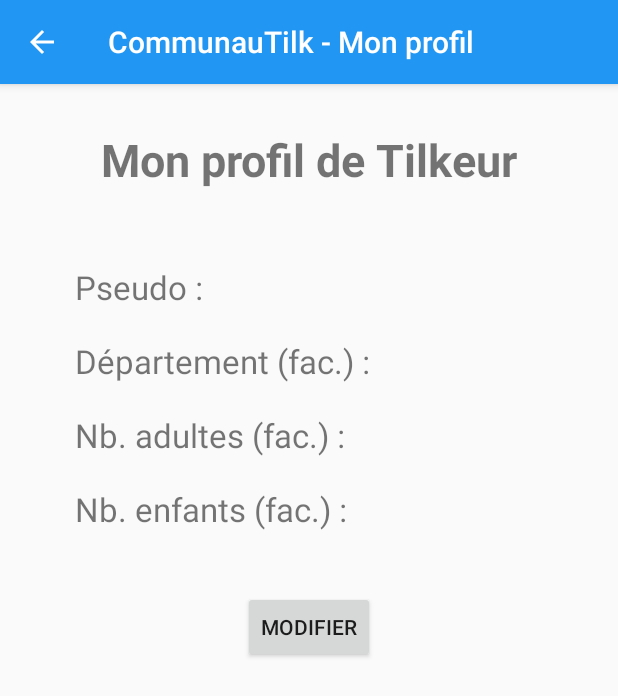
After one commit to YPierru/Tilk, an Android app: the ProfilActivity screen opened directly, with no data from a screen before it, on a phone screen of 412 x 824 dp. The commit adds this screen. Shown: the top 696 px of the screen. Run offline under Robolectric (Android 15) with nearby library versions, the phone set to English and light mode, and no system bars; network calls fail; 5 statements that could not run were skipped.

Commit message:
Tilkeur profil activity and model, plus synchronization with database

```diff
--- a/app/src/main/AndroidManifest.xml
+++ b/app/src/main/AndroidManifest.xml
@@ -36,7 +36,9 @@
         <service
             android:name=".service.MyService"
             android:enabled="true"
-            android:exported="false"/>
+            android:exported="false" />
+
+        <activity android:name=".activity.ProfilActivity"></activity>
     </application>
 
 </manifest>
--- /dev/null
+++ b/app/src/main/java/com/tilk/activity/ProfilActivity.java
@@ -0,0 +1,228 @@
+package com.tilk.activity;
+
+import android.app.ProgressDialog;
+import android.os.AsyncTask;
+import android.os.Bundle;
+import android.support.v7.app.AppCompatActivity;
+import android.support.v7.widget.Toolbar;
+import android.view.MenuItem;
+import android.view.View;
+import android.widget.Button;
+import android.widget.EditText;
+import android.widget.TextView;
+
+import com.tilk.R;
+import com.tilk.models.ProfilTilkeur;
+import com.tilk.utils.Constants;
+import com.tilk.utils.HttpPostManager;
+import com.tilk.utils.Logger;
+import com.tilk.utils.SharedPreferencesManager;
+
+import static android.view.View.GONE;
+
+public class ProfilActivity extends AppCompatActivity {
+
+    private Button btnModify;
+    private Button btnValidate;
+    private Button btnCancel;
+
+    private TextView tvPseudo;
+    private TextView tvDpt;
+    private TextView tvNbAdults;
+    private TextView tvNbKids;
+
+    private EditText etPseudo;
+    private EditText etDpt;
+    private EditText etNbAdults;
+    private EditText etNbKids;
+
+    private SharedPreferencesManager sharedPreferencesManager;
+    private boolean firstUse;
+    private ProfilTilkeur currentProfil;
+
+    @Override
+    protected void onCreate(Bundle savedInstanceState) {
+        super.onCreate(savedInstanceState);
+        setContentView(R.layout.activity_profil);
+
+        sharedPreferencesManager = new SharedPreferencesManager(this);
+
+        Toolbar toolbar = (Toolbar) findViewById(R.id.toolbar);
+        toolbar.setTitle("CommunauTilk - Mon profil");
+        setSupportActionBar(toolbar);
+        getSupportActionBar().setDisplayHomeAsUpEnabled(true);
+        getSupportActionBar().setDisplayShowHomeEnabled(true);
+
+        btnModify = (Button)findViewById(R.id.btn_profil_modify);
+        btnModify.setOnClickListener(onClickModify);
+        btnValidate = (Button)findViewById(R.id.btn_profil_validate);
+        btnValidate.setOnClickListener(onClickValidate);
+        btnCancel = (Button)findViewById(R.id.btn_profil_cancel);
+        btnCancel.setOnClickListener(onClickCancel);
+
+        tvPseudo=(TextView)findViewById(R.id.tv_pseudo);
+        tvDpt=(TextView)findViewById(R.id.tv_dpt);
+        tvNbAdults=(TextView)findViewById(R.id.tv_nb_adults);
+        tvNbKids=(TextView)findViewById(R.id.tv_nb_kids);
+
+        etPseudo=(EditText)findViewById(R.id.et_pseudo);
+        etDpt=(EditText)findViewById(R.id.et_dpt);
+        etNbAdults=(EditText)findViewById(R.id.et_nb_adults);
+        etNbKids=(EditText)findViewById(R.id.et_nb_kids);
+
+        if(getIntent().getExtras().getBoolean("edit_mode")){
+            editMode();
+            btnCancel.setVisibility(View.GONE);
+            firstUse=true;
+        }else{
+            viewMode();
+            firstUse=false;
+            currentProfil = sharedPreferencesManager.getProfilTilkeur();
+            fillTextView();
+        }
+
+
+    }
+
+    private View.OnClickListener onClickModify = new View.OnClickListener() {
+        @Override
+        public void onClick(View view) {
+            editMode();
+        }
+    };
+
+    private View.OnClickListener onClickCancel = new View.OnClickListener() {
+        @Override
+        public void onClick(View view) {
+            viewMode();
+        }
+    };
+
+    private View.OnClickListener onClickValidate = new View.OnClickListener() {
+        @Override
+        public void onClick(View view) {
+            String strPseudo = etPseudo.getText().toString();
+            String strDpt = etDpt.getText().toString();
+            String strNbAdults= etNbAdults.getText().toString();
+            String strNbKids=etNbKids.getText().toString();
+            if(strPseudo.length()>0){
+                if(firstUse){
+                    currentProfil=new ProfilTilkeur(strPseudo);
+                    if(strDpt.length()>0) {
+                        Logger.logI("1");
+                        currentProfil.setDepartement(strDpt);
+                    }
+                    if(strNbAdults.length()>0) {
+                        Logger.logI("2");
+                        currentProfil.setNbAdults(Integer.valueOf(strNbAdults));
+                    }
+                    if(strNbKids.length()>0) {
+                        Logger.logI("3");
+                        currentProfil.setNbKids(Integer.valueOf(strNbKids));
+                    }
+                }else{
+                    if(strPseudo.length()>0) {
+                        currentProfil.setPseudo(strPseudo);
+                    }
+                    if(strDpt.length()>0) {
+                        currentProfil.setDepartement(strDpt);
+                    }
+                    if(strNbAdults.length()>0) {
+                        currentProfil.setNbAdults(Integer.valueOf(strNbAdults));
+                    }
+                    if(strNbKids.length()>0) {
+                        currentProfil.setNbKids(Integer.valueOf(strNbKids));
+                    }
+                }
+
+                new SaveProfil().execute();
+                sharedPreferencesManager.setProfilTilkeur(currentProfil);
+                viewMode();
+                fillTextView();
+            }
+
+        }
+    };
+
+    private void fillTextView(){
+        tvPseudo.setText(currentProfil.getPseudo());
+        tvDpt.setText(currentProfil.getDepartement());
+        tvNbAdults.setText(""+currentProfil.getNbAdults());
+        tvNbKids.setText(""+currentProfil.getNbKids());
+    }
+
+    private void editMode(){
+        btnModify.setVisibility(GONE);
+        tvPseudo.setVisibility(GONE);
+        tvDpt.setVisibility(GONE);
+        tvNbAdults.setVisibility(GONE);
+        tvNbKids.setVisibility(GONE);
+
+        btnValidate.setVisibility(View.VISIBLE);
+        btnCancel.setVisibility(View.VISIBLE);
+        etPseudo.setVisibility(View.VISIBLE);
+        etDpt.setVisibility(View.VISIBLE);
+        etNbAdults.setVisibility(View.VISIBLE);
+        etNbKids.setVisibility(View.VISIBLE);
+    }
+
+    private void viewMode(){
+        btnModify.setVisibility(View.VISIBLE);
+        tvPseudo.setVisibility(View.VISIBLE);
+        tvDpt.setVisibility(View.VISIBLE);
+        tvNbAdults.setVisibility(View.VISIBLE);
+        tvNbKids.setVisibility(View.VISIBLE);
+
+        btnValidate.setVisibility(View.GONE);
+        btnCancel.setVisibility(View.GONE);
+        etPseudo.setVisibility(View.GONE);
+        etDpt.setVisibility(View.GONE);
+        etNbAdults.setVisibility(View.GONE);
+        etNbKids.setVisibility(View.GONE);
+    }
+
+    @Override
+    public boolean onOptionsItemSelected(MenuItem item) {
+        // handle arrow click here
+        if (item.getItemId() == android.R.id.home) {
+            finish(); // close this activity and return to preview activity (if there is any)
+        }
+
+        return super.onOptionsItemSelected(item);
+    }
+
+
+    private class SaveProfil extends AsyncTask<Void,Void,Void> {
+
+        private ProgressDialog progressDialog;
+
+
+        @Override
+        protected void onPreExecute() {
+            progressDialog = new ProgressDialog(ProfilActivity.this);
+            progressDialog.setIndeterminate(true);
+            progressDialog.setCancelable(false);
+            progressDialog.setMessage("Sauvegarde...");
+            progressDialog.show();
+        }
+
+        @Override
+        protected Void doInBackground(Void... args) {
+            try {
+                String response = HttpPostManager.sendPost("tilkeur="+currentProfil.getJson(sharedPreferencesManager.getUserId()), Constants.URL_UPDATE_PROFIL);
+
+                Logger.logI(response);
+            }catch(Exception e){
+                e.printStackTrace();
+            }
+
+            return null;
+        }
+
+        @Override
+        protected void onPostExecute(Void arg) {
+            progressDialog.dismiss();
+        }
+    }
+
+}
--- a/app/src/main/res/layout/activity_main.xml
+++ b/app/src/main/res/layout/activity_main.xml
@@ -22,7 +22,8 @@
             android:layout_width="match_parent"
             android:layout_height="wrap_content"
             app:tabMode="scrollable"
-            app:tabGravity="fill"/>
+            app:tabGravity="fill"
+            app:tabIndicatorColor="@color/colorTabIndicator"/>
     </android.support.design.widget.AppBarLayout>
 
     <android.support.v4.view.ViewPager
--- /dev/null
+++ b/app/src/main/res/layout/activity_profil.xml
@@ -0,0 +1,180 @@
+<?xml version="1.0" encoding="utf-8"?>
+<android.support.design.widget.CoordinatorLayout xmlns:android="http://schemas.android.com/apk/res/android"
+    xmlns:app="http://schemas.android.com/apk/res-auto"
+    android:layout_width="match_parent"
+    android:layout_height="match_parent">
+
+    <android.support.design.widget.AppBarLayout
+        android:layout_width="match_parent"
+        android:layout_height="wrap_content"
+        android:theme="@style/ThemeOverlay.AppCompat.Dark.ActionBar">
+
+        <android.support.v7.widget.Toolbar
+            android:id="@+id/toolbar"
+            android:layout_width="match_parent"
+            android:layout_height="?attr/actionBarSize"
+            android:background="?attr/colorPrimary"
+            app:layout_scrollFlags="scroll|enterAlways"
+            app:popupTheme="@style/ThemeOverlay.AppCompat.Light" />
+
+    </android.support.design.widget.AppBarLayout>
+
+    <RelativeLayout
+        android:layout_width="match_parent"
+        android:layout_height="match_parent"
+        app:layout_behavior="@string/appbar_scrolling_view_behavior" >
+
+        <TextView
+            android:id="@+id/tv_tilkeur"
+            android:layout_width="wrap_content"
+            android:layout_height="wrap_content"
+            android:layout_centerHorizontal="true"
+            android:layout_marginTop="30dp"
+            android:text="Mon profil de Tilkeur"
+            android:textSize="30sp"
+            android:textStyle="normal|bold" />
+
+        <LinearLayout
+            android:layout_width="match_parent"
+            android:layout_height="wrap_content"
+            android:orientation="vertical"
+            android:layout_marginTop="50dp"
+            android:layout_marginLeft="50dp"
+            android:layout_marginRight="50dp"
+            android:layout_below="@id/tv_tilkeur">
+
+            <LinearLayout
+                android:layout_width="wrap_content"
+                android:layout_height="wrap_content">
+
+                <TextView
+                    android:layout_width="wrap_content"
+                    android:layout_height="wrap_content"
+                    android:text="Pseudo : "
+                    android:textSize="22sp" />
+
+                <TextView
+                    android:id="@+id/tv_pseudo"
+                    android:layout_width="wrap_content"
+                    android:layout_height="wrap_content"
+                    android:gravity="center"
+                    android:textSize="22sp"/>
+                <EditText
+                    android:id="@+id/et_pseudo"
+                    android:layout_width="wrap_content"
+                    android:layout_height="wrap_content"
+                    android:visibility="gone"
+                    android:textSize="22sp"/>
+
+            </LinearLayout>
+
+            <LinearLayout
+                android:layout_marginTop="20dp"
+                android:layout_width="wrap_content"
+                android:layout_height="wrap_content">
+
+                <TextView
+                    android:layout_width="wrap_content"
+                    android:layout_height="wrap_content"
+                    android:text="Département (fac.) : "
+                    android:textSize="22sp" />
+
+                <TextView
+                    android:id="@+id/tv_dpt"
+                    android:layout_width="wrap_content"
+                    android:layout_height="wrap_content"
+                    android:gravity="center"
+                    android:textSize="22sp"/>
+                <EditText
+                    android:id="@+id/et_dpt"
+                    android:layout_width="wrap_content"
+                    android:layout_height="wrap_content"
+                    android:visibility="gone"
+                    android:textSize="22sp"/>
+
+            </LinearLayout>
+
+            <LinearLayout
+                android:layout_marginTop="20dp"
+                android:layout_width="wrap_content"
+                android:layout_height="wrap_content">
+
+                <TextView
+                    android:layout_width="wrap_content"
+                    android:layout_height="wrap_content"
+                    android:text="Nb. adultes (fac.) : "
+                    android:textSize="22sp" />
+
+                <TextView
+                    android:id="@+id/tv_nb_adults"
+                    android:layout_width="wrap_content"
+                    android:layout_height="wrap_content"
+                    android:gravity="center"
+                    android:textSize="22sp"/>
+                <EditText
+                    android:id="@+id/et_nb_adults"
+                    android:layout_width="wrap_content"
+                    android:layout_height="wrap_content"
+                    android:visibility="gone"
+                    android:textSize="22sp"/>
+
+            </LinearLayout>
+
+            <LinearLayout
+                android:layout_marginTop="20dp"
+                android:layout_width="wrap_content"
+                android:layout_height="wrap_content">
+
+                <TextView
+                    android:layout_width="wrap_content"
+                    android:layout_height="wrap_content"
+                    android:text="Nb. enfants (fac.) : "
+                    android:textSize="22sp" />
+
+                <TextView
+                    android:id="@+id/tv_nb_kids"
+                    android:layout_width="wrap_content"
+                    android:layout_height="wrap_content"
+                    android:gravity="center"
+                    android:textSize="22sp"/>
+                <EditText
+                    android:id="@+id/et_nb_kids"
+                    android:layout_width="wrap_content"
+                    android:layout_height="wrap_content"
+                    android:visibility="gone"
+                    android:textSize="22sp"/>
+
+            </LinearLayout>
+
+            <LinearLayout
+                android:layout_marginTop="40dp"
+                android:layout_width="wrap_content"
+                android:layout_gravity="center"
+                android:layout_height="wrap_content">
+
+                <Button
+                    android:id="@+id/btn_profil_modify"
+                    android:layout_width="wrap_content"
+                    android:layout_height="wrap_content"
+                    android:text="Modifier"/>
+
+                <Button
+                    android:id="@+id/btn_profil_validate"
+                    android:layout_width="wrap_content"
+                    android:layout_height="wrap_content"
+                    android:visibility="gone"
+                    android:text="Valider"/>
+
+                <Button
+                    android:id="@+id/btn_profil_cancel"
+                    android:layout_width="wrap_content"
+                    android:layout_height="wrap_content"
+                    android:visibility="gone"
+                    android:text="Annuler"/>
+
+            </LinearLayout>
+        </LinearLayout>
+
+    </RelativeLayout>
+
+</android.support.design.widget.CoordinatorLayout>
--- a/app/src/main/res/values/colors.xml
+++ b/app/src/main/res/values/colors.xml
@@ -9,4 +9,5 @@
     <color name="colorIcons">#FFFFFF</color>
     <color name="colorDivider">#BDBDBD</color>
     <color name="colorBtnLogin">#ffffff</color>
+    <color name="colorTabIndicator">#ffffff</color>
 </resources>
--- a/app/src/main/res/values/strings.xml
+++ b/app/src/main/res/values/strings.xml
@@ -50,5 +50,4 @@
     <string name="navigation_drawer_close">Close navigation drawer</string>
 
 
-
 </resources>
```
Also changed, not shown: app/src/main/java/com/tilk/activity/LoginActivity.java (+49 -43 lines), app/src/main/java/com/tilk/activity/MainActivity.java (+56 -5 lines), app/src/main/java/com/tilk/models/ProfilTilkeur.java (added, +85 -0 lines), app/src/main/java/com/tilk/utils/Constants.java (+7 -0 lines), app/src/main/java/com/tilk/utils/SharedPreferencesManager.java (+58 -28 lines).
